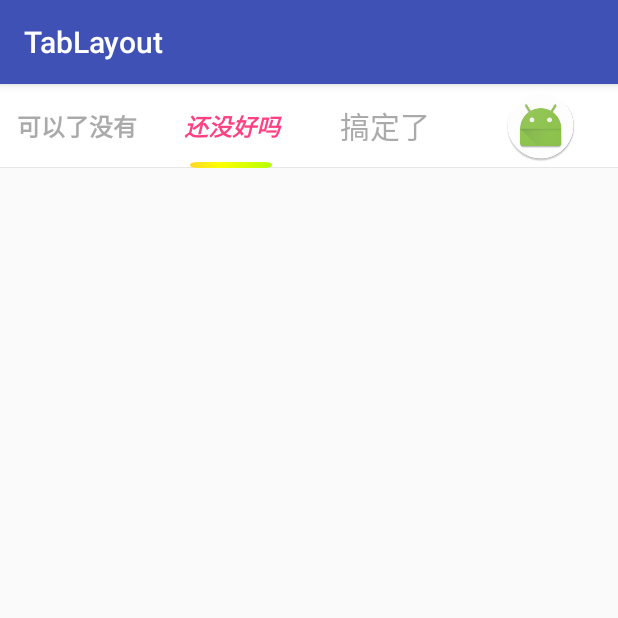
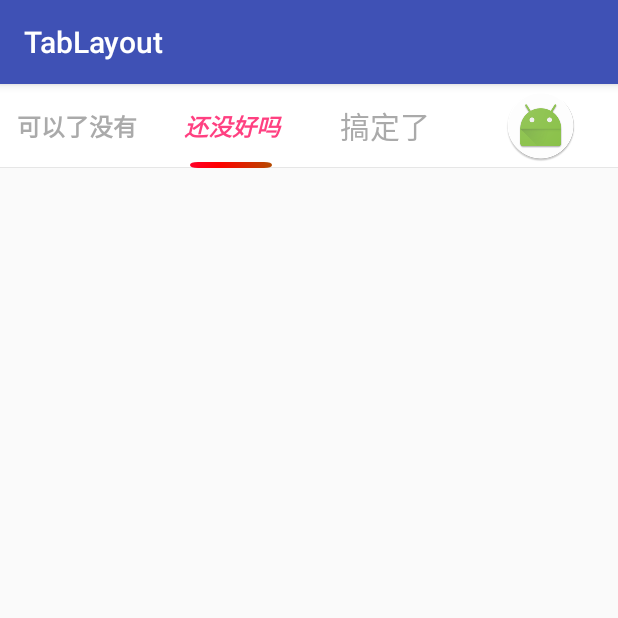
Before and after one commit to linceln/TabLayout, an Android app: the screen it shows after launch (MainActivity), after a tap on "还没好吗", on a phone screen of 412 x 824 dp, the top half of it. Run offline under Robolectric (Android 15) with nearby library versions, the phone set to English and light mode, and no system bars; 1 other tap on this screen came first.

Commit message:
initial commit

```diff
--- a/app/src/main/java/com/xyz/tablayout/MainActivity.java
+++ b/app/src/main/java/com/xyz/tablayout/MainActivity.java
@@ -45,7 +45,7 @@ public class MainActivity extends AppCompatActivity {
         tabLayout.setCurrentItem(2);
 
         // 设置渐变色
-        int[] color = new int[]{Color.MAGENTA, Color.YELLOW, Color.GREEN, Color.CYAN};
+        int[] color = new int[]{Color.MAGENTA, Color.RED, Color.GREEN, Color.CYAN};
         tabLayout.setShaderColors(color);
 
         // 设置ViewPager滑动监听
```
